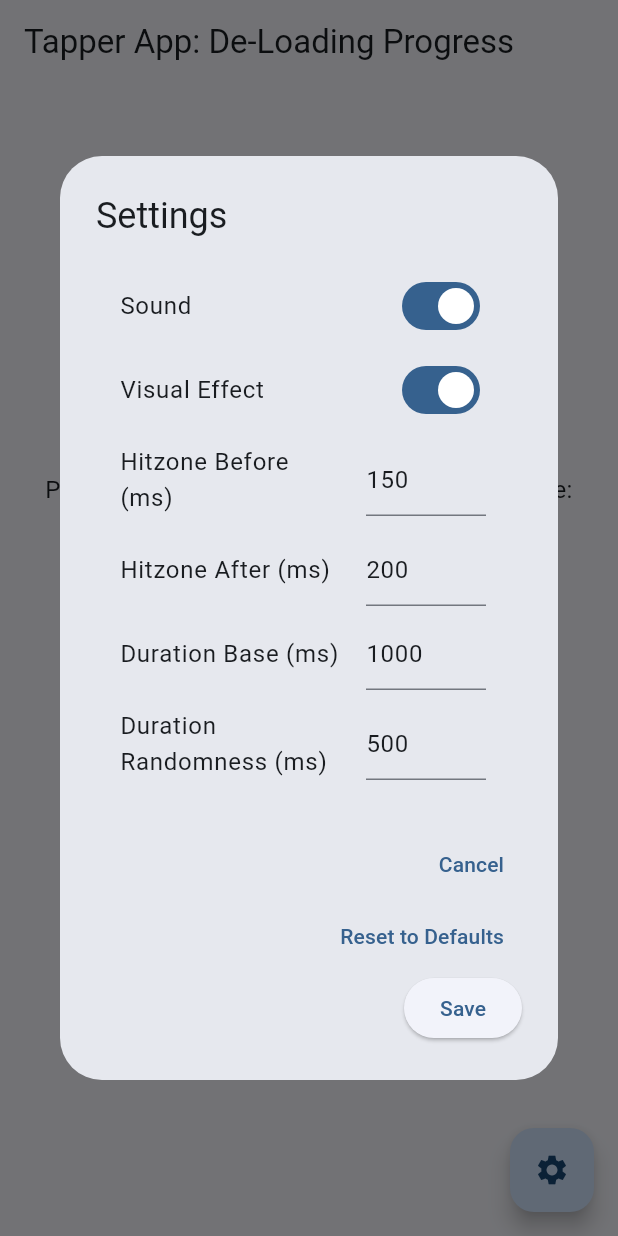
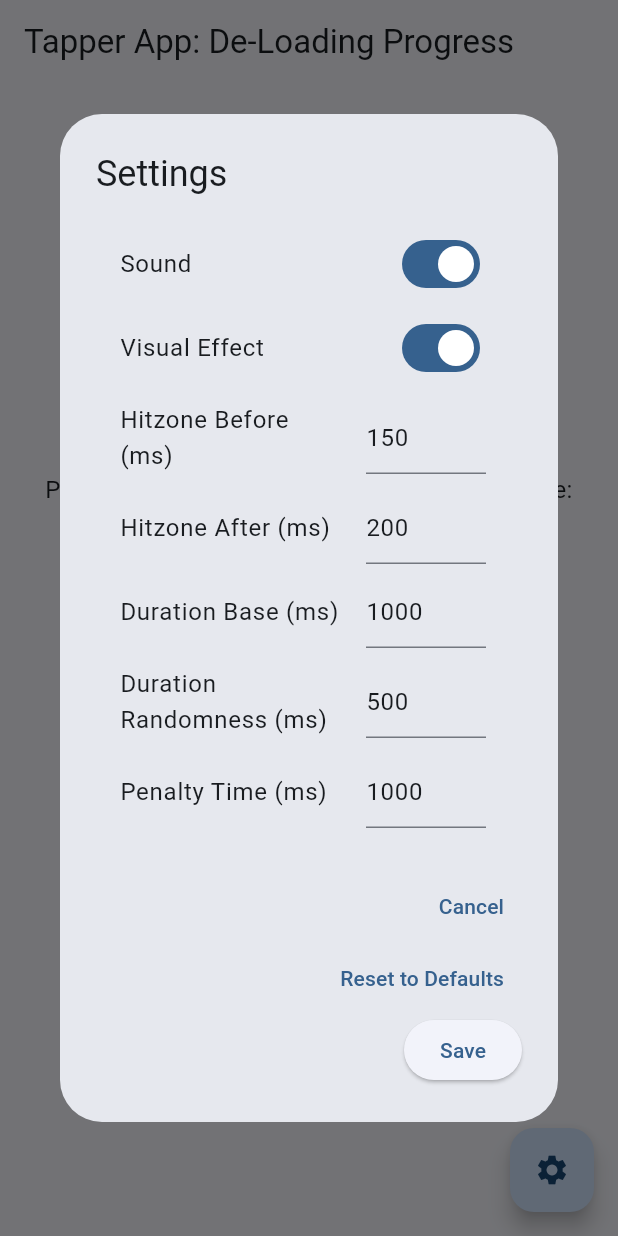
Before and after one commit to testunde/tapper_app, a Flutter app: the screen it shows after launch, after a tap on the "settings" icon, on a phone screen of 412 x 824 dp. Run offline on Flutter 3.47's test engine with Material 3 defaults, Android fonts, the phone set to English and light mode, and no system bars; our stand-ins replace audioplayers, shared_preferences; missing offline and left inert: window_manager.

Commit message:
Feature: (adjustable) penalty time when missing hitzone (freezes UI)

```diff
--- a/lib/main.dart
+++ b/lib/main.dart
@@ -6,7 +6,7 @@ import 'package:window_manager/window_manager.dart';
 import 'package:shared_preferences/shared_preferences.dart';
 import 'package:audioplayers/audioplayers.dart';
 
-enum SettingsKey { sound, visualEffect, hitzoneBefore, hitzoneAfter, durationBase, durationRandomness }
+enum SettingsKey { sound, visualEffect, hitzoneBefore, hitzoneAfter, durationBase, durationRandomness, penaltyTime }
 
 extension SettingsKeyExtension on SettingsKey {
   String get asString {
@@ -23,6 +23,8 @@ extension SettingsKeyExtension on SettingsKey {
         return 'durationBase';
       case SettingsKey.durationRandomness:
         return 'durationRandomness';
+      case SettingsKey.penaltyTime:
+        return 'penaltyTime';
     }
   }
 }
@@ -35,6 +37,7 @@ class DefaultSettings {
     SettingsKey.hitzoneAfter: 200, // ms
     SettingsKey.durationBase: 1000, // ms
     SettingsKey.durationRandomness: 500, // ms
+    SettingsKey.penaltyTime: 1000, // ms
   };
 
   static T get<T>(SettingsKey key) {
@@ -89,6 +92,7 @@ class MyHomePage extends StatefulWidget {
 
 class _MyHomePageState extends State<MyHomePage> with SingleTickerProviderStateMixin {
   bool _isDeLoading = false;
+  bool _isPenaltyActive = false;
   double _progress = 0.0; // Initial state: 0% full
   final Random _random = Random();
   AnimationController? _animationController;
@@ -134,13 +138,8 @@ class _MyHomePageState extends State<MyHomePage> with SingleTickerProviderStateM
               return; // If user has started a new de-loading, skip effects
             }
 
-            if (prefs.getBool(SettingsKey.sound.asString) ?? DefaultSettings.get<bool>(SettingsKey.sound)) {
-              _playSound();
-            }
-            if (prefs.getBool(SettingsKey.visualEffect.asString) ??
-                DefaultSettings.get<bool>(SettingsKey.visualEffect)) {
-              _triggerVisualEffect();
-            }
+            // Missed hitzone - apply penalty
+            _applyPenalty();
           });
         }();
       }
@@ -154,6 +153,9 @@ class _MyHomePageState extends State<MyHomePage> with SingleTickerProviderStateM
   }
 
   void _buttonPressed() {
+    // Don't allow button press during penalty
+    if (_isPenaltyActive) return;
+
     // Placeholder for button press action
     if (_isDeLoading) {
       () async {
@@ -164,13 +166,9 @@ class _MyHomePageState extends State<MyHomePage> with SingleTickerProviderStateM
           final int remainingMs = ((1.0 - _animationController!.value) * _animationController!.duration!.inMilliseconds)
               .round();
           if (remainingMs > hitzoneBefore) {
-            if (prefs.getBool(SettingsKey.sound.asString) ?? DefaultSettings.get<bool>(SettingsKey.sound)) {
-              _playSound();
-            }
-            if (prefs.getBool(SettingsKey.visualEffect.asString) ??
-                DefaultSettings.get<bool>(SettingsKey.visualEffect)) {
-              _triggerVisualEffect();
-            }
+            // Missed hitzone - apply penalty
+            _applyPenalty();
+            return;
           }
         }
       }();
@@ -230,6 +228,39 @@ class _MyHomePageState extends State<MyHomePage> with SingleTickerProviderStateM
     _animationController!.forward();
   }
 
+  void _applyPenalty() async {
+    final prefs = await SharedPreferences.getInstance();
+    final int penaltyTime =
+        prefs.getInt(SettingsKey.penaltyTime.asString) ?? DefaultSettings.get<int>(SettingsKey.penaltyTime);
+
+    // Play sound and visual effect for penalty
+    if (prefs.getBool(SettingsKey.sound.asString) ?? DefaultSettings.get<bool>(SettingsKey.sound)) {
+      _playSound();
+    }
+    if (prefs.getBool(SettingsKey.visualEffect.asString) ?? DefaultSettings.get<bool>(SettingsKey.visualEffect)) {
+      _triggerVisualEffect();
+    }
+
+    if (penaltyTime <= 0) return; // No penalty time set
+
+    setState(() {
+      _isPenaltyActive = true;
+      _isDeLoading = false;
+      _progress = 0.0;
+    });
+
+    _animationController?.stop();
+
+    // End penalty after specified time
+    Future.delayed(Duration(milliseconds: penaltyTime), () {
+      if (mounted) {
+        setState(() {
+          _isPenaltyActive = false;
+        });
+      }
+    });
+  }
+
   @override
   Widget build(BuildContext context) {
     return Scaffold(
@@ -258,18 +289,25 @@ class _MyHomePageState extends State<MyHomePage> with SingleTickerProviderStateM
               ),
             ),
             const SizedBox(height: 15),
-            Text('${(_progress * 100).toStringAsFixed(0)}%', style: Theme.of(context).textTheme.headlineSmall),
+            Text(
+              '${(_progress * 100).toStringAsFixed(0)}%',
+              style: Theme.of(context).textTheme.headlineSmall?.copyWith(color: _isPenaltyActive ? Colors.grey : null),
+            ),
             const SizedBox(height: 30),
             Text(
-              (_isDeLoading) ? 'Status: De-Loading...' : 'Status: Ready',
-              style: const TextStyle(fontStyle: FontStyle.italic, color: Colors.grey),
+              _isPenaltyActive
+                  ? 'Status: Penalty Active (UI Frozen)'
+                  : (_isDeLoading)
+                  ? 'Status: De-Loading...'
+                  : 'Status: Ready',
+              style: TextStyle(fontStyle: FontStyle.italic, color: _isPenaltyActive ? Colors.red : Colors.grey),
             ),
             const SizedBox(height: 20),
             SizedBox(
               width: 100,
               height: 70,
               child: ElevatedButton(
-                onPressed: _buttonPressed,
+                onPressed: _isPenaltyActive ? null : _buttonPressed,
                 autofocus: true,
                 style: ElevatedButton.styleFrom(padding: const EdgeInsets.all(0)),
                 child: const Icon(Icons.play_arrow, size: 48),
@@ -315,6 +353,9 @@ class _MyHomePageState extends State<MyHomePage> with SingleTickerProviderStateM
                   );
                   final durationRandomnessController = TextEditingController(
                     text: dialogSettings[SettingsKey.durationRandomness].toString(),
+                  );
+                  final penaltyTimeController = TextEditingController(
+                    text: dialogSettings[SettingsKey.penaltyTime].toString(),
                   );
 
                   return AlertDialog(
@@ -381,6 +422,18 @@ class _MyHomePageState extends State<MyHomePage> with SingleTickerProviderStateM
                               ),
                             ),
                           ),
+                          ListTile(
+                            title: const Text('Penalty Time (ms)'),
+                            trailing: SizedBox(
+                              width: 80,
+                              child: TextFormField(
+                                controller: penaltyTimeController,
+                                keyboardType: TextInputType.number,
+                                onChanged: (val) => dialogSettings[SettingsKey.penaltyTime] =
+                                    int.tryParse(val) ?? dialogSettings[SettingsKey.penaltyTime],
+                              ),
+                            ),
+                          ),
                         ],
                       ),
                     ),
@@ -398,6 +451,7 @@ class _MyHomePageState extends State<MyHomePage> with SingleTickerProviderStateM
                           durationBaseController.text = DefaultSettings.values[SettingsKey.durationBase].toString();
                           durationRandomnessController.text = DefaultSettings.values[SettingsKey.durationRandomness]
                               .toString();
+                          penaltyTimeController.text = DefaultSettings.values[SettingsKey.penaltyTime].toString();
                         }),
                         child: const Text('Reset to Defaults'),
                       ),
```
